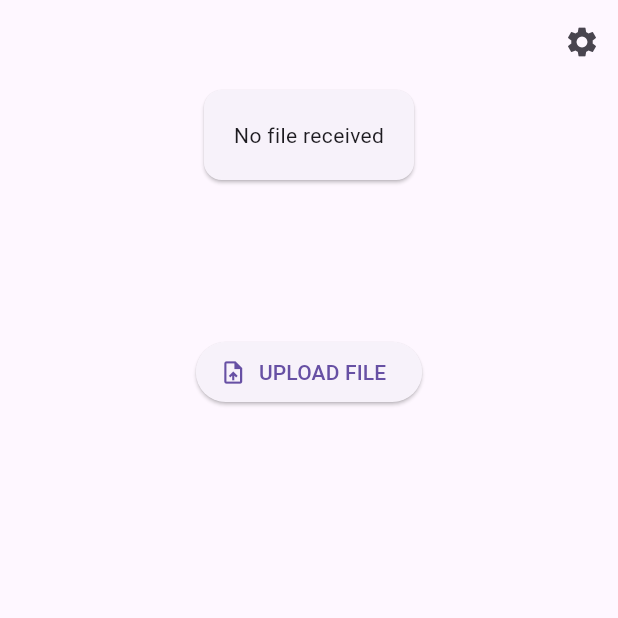
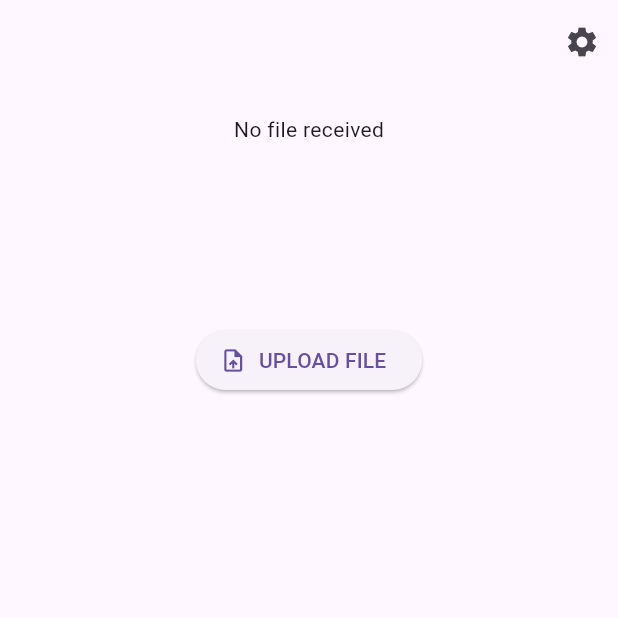
Before and after one commit to NovokshanovE/Merc, a Flutter app: the screen it shows after launch, on a phone screen of 412 x 824 dp, the top half of it. Run offline on Flutter 3.47's test engine with Material 3 defaults, Android fonts, the phone set to English and light mode, and no system bars; our stand-ins replace dio, file_picker, image_picker, open_file, shared_preferences; missing offline and left inert: dart:ffi, file_selector; generated files the repository leaves out were written again.

Commit message:
Оформлено в виде таблицы

```diff
--- a/application/lib/src/home/doc_upload_page.dart
+++ b/application/lib/src/home/doc_upload_page.dart
@@ -169,13 +169,35 @@
     if (data.isNotEmpty) {
       return Column(
         children: [
-          BigCard(text: "Тип: "+data["type"]),
-          BigCard(text: "Вероятность: "+data["confidence"].toString()),
-          Row(crossAxisAlignment: CrossAxisAlignment.center ,children: [
-            BigCard(text: "Серия: "+data["series"]), //.["series"]),
-            BigCard(text: "Номер: "+data["number"]), //["number"]),
-          ],),
-          BigCard(text: "Номер страницы: "+data["page_number"].toString()),
+         Text("Информаия о документе"),
+          Padding(padding: const EdgeInsets.all(20.0),),
+
+          Table(
+            defaultVerticalAlignment: TableCellVerticalAlignment.intrinsicHeight,
+            border: TableBorder.all(color: Colors.black),
+            children: [
+
+              TableRow(
+                  children: [BigCard(text: "Тип: "), BigCard(text:data["type"]),]
+              ),
+              TableRow(
+                  children: [BigCard(text: "Вероятность: "), BigCard(text:data["confidence"].toString()),]
+              ),
+
+              TableRow(children: [
+                BigCard(text: "Серия: "), //.["series"]),
+                BigCard(text: data["series"]), //["number"]),
+              ],),
+              TableRow(children: [
+                BigCard(text: "Номер: "), //.["series"]),
+                BigCard(text: data["number"]), //["number"]),
+              ],),
+              TableRow(
+                  children: [BigCard(text: "Номер страницы: "), BigCard(text: data["page_number"].toString()),]
+              ),
+
+            ],
+          ),
         ],
       );
     } else{
@@ -201,13 +223,10 @@
   @override
   Widget build(BuildContext context) {
     // final theme = Theme.of(context);
-    return Card(
-      // color: theme.colorScheme.primary,
-
-      child: Padding(
+    return Padding(
         padding: const EdgeInsets.all(20.0),
         child: Text(text),
-      ),
+
     );
   }
 }
```
